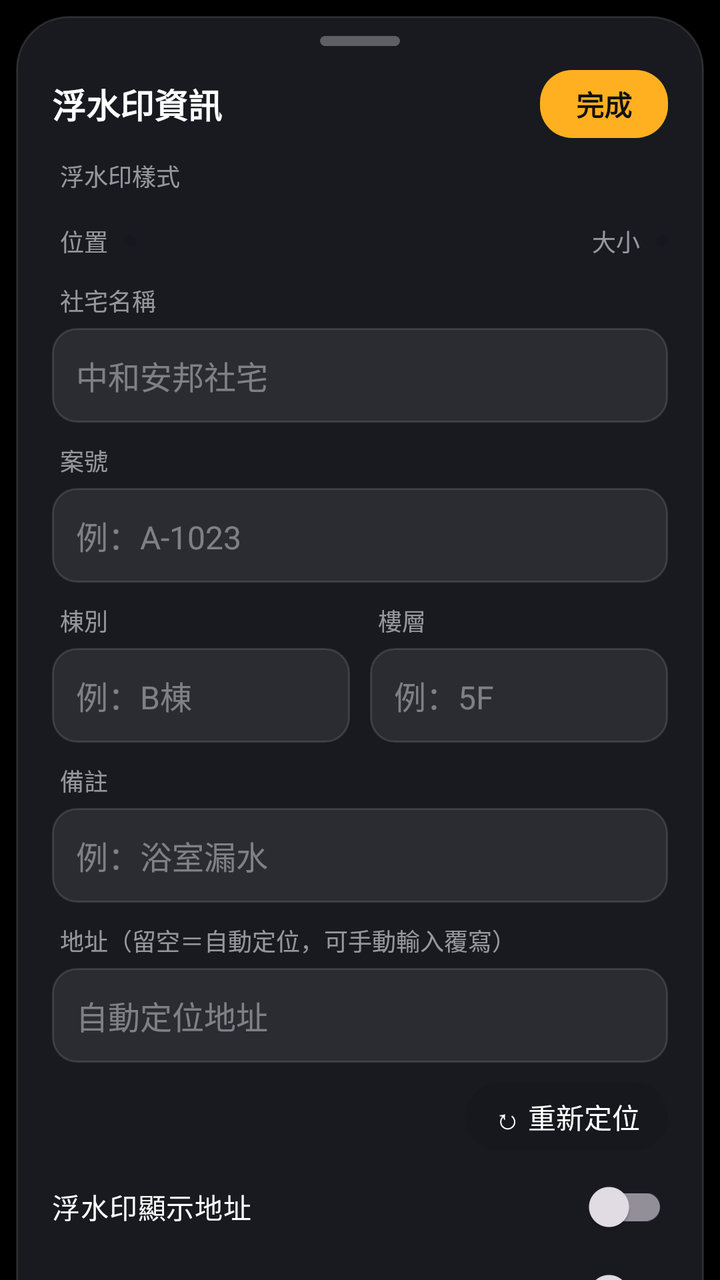
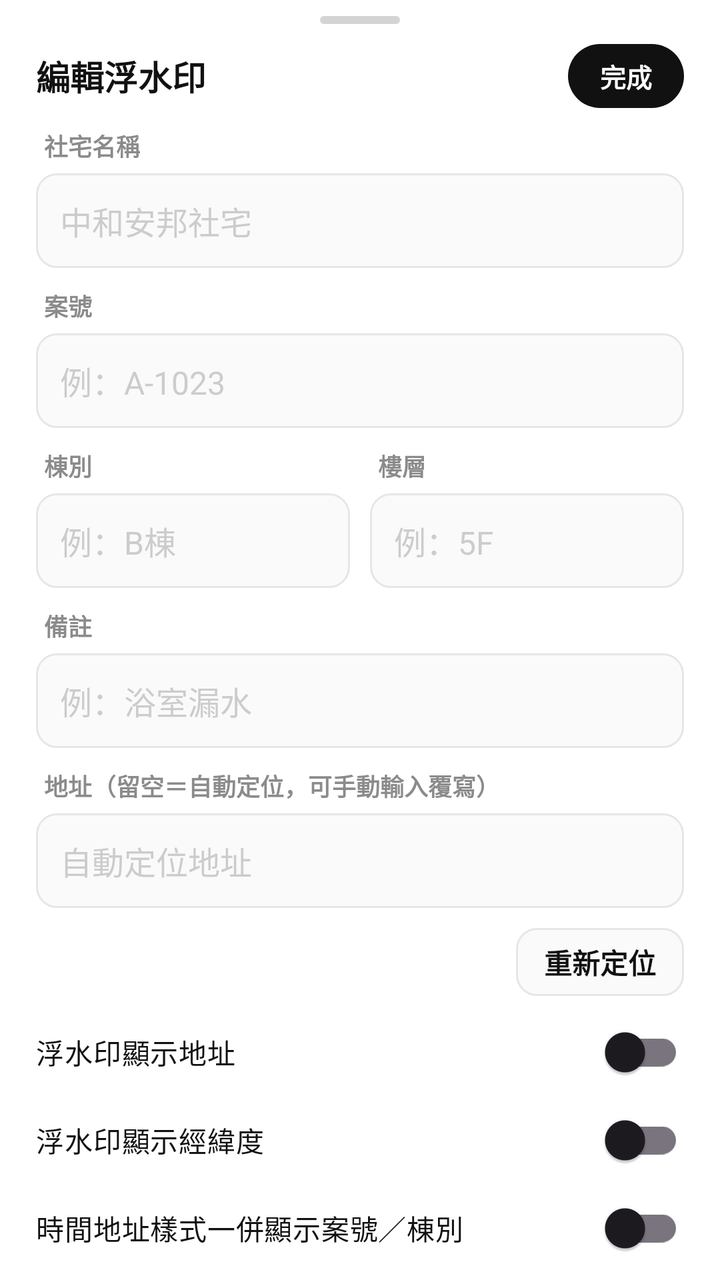

Before-and-after screenshots of an Android layout around one commit, followed by the original layout XML and the change that was made.
<!-- AndroidManifest.xml: application theme AppTheme -->
<!-- res/layout/sheet.xml -->
<?xml version="1.0" encoding="utf-8"?>
<androidx.core.widget.NestedScrollView xmlns:android="http://schemas.android.com/apk/res/android" xmlns:app="http://schemas.android.com/apk/res-auto" android:layout_width="match_parent" android:layout_height="wrap_content">
<LinearLayout android:layout_width="match_parent" android:layout_height="wrap_content"
    android:orientation="vertical" android:background="@drawable/sheet_bg" android:layout_margin="8dp" android:paddingStart="18dp" android:paddingEnd="18dp" android:paddingTop="10dp" android:paddingBottom="16dp">
    <View android:layout_width="40dp" android:layout_height="5dp" android:background="@drawable/grab" android:layout_gravity="center_horizontal" android:layout_marginBottom="12dp"/>
    <LinearLayout android:layout_width="match_parent" android:layout_height="wrap_content" android:gravity="center_vertical" android:layout_marginBottom="10dp">
        <TextView android:layout_width="0dp" android:layout_weight="1" android:layout_height="wrap_content" android:text="浮水印資訊" android:textSize="17sp" android:textStyle="bold" android:textColor="#FFF"/>
        <TextView android:id="@+id/done" android:layout_width="wrap_content" android:layout_height="34dp" android:gravity="center" android:background="@drawable/done_btn" android:paddingStart="18dp" android:paddingEnd="18dp" android:text="完成" android:textColor="#111" android:textStyle="bold"/>
    </LinearLayout>
    <TextView style="@style/FieldLabel" android:text="浮水印樣式"/>
    <HorizontalScrollView android:layout_width="match_parent" android:layout_height="wrap_content" android:scrollbars="none" android:layout_marginBottom="10dp">
        <LinearLayout android:id="@+id/tplRow" android:orientation="horizontal" android:layout_width="wrap_content" android:layout_height="wrap_content"/></HorizontalScrollView>
    <LinearLayout android:layout_width="match_parent" android:layout_height="wrap_content" android:layout_marginBottom="12dp" android:gravity="center_vertical">
        <TextView style="@style/FieldLabel" android:text="位置" android:layout_marginBottom="0dp" android:layout_marginEnd="8dp"/>
        <LinearLayout android:id="@+id/posRow" android:orientation="horizontal" android:layout_width="wrap_content" android:layout_height="wrap_content" android:background="@drawable/glass_pill" android:padding="3dp"/>
        <View android:layout_width="0dp" android:layout_height="1dp" android:layout_weight="1"/>
        <TextView style="@style/FieldLabel" android:text="大小" android:layout_marginBottom="0dp" android:layout_marginEnd="8dp"/>
        <LinearLayout android:id="@+id/sizeRow" android:orientation="horizontal" android:layout_width="wrap_content" android:layout_height="wrap_content" android:background="@drawable/glass_pill" android:padding="3dp"/>
    </LinearLayout>
    <TextView style="@style/FieldLabel" android:text="社宅名稱"/><EditText android:id="@+id/fSite" style="@style/Field" android:hint="中和安邦社宅"/>
    <TextView style="@style/FieldLabel" android:text="案號"/><EditText android:id="@+id/fCase" style="@style/Field" android:hint="例：A-1023"/>
    <LinearLayout android:layout_width="match_parent" android:layout_height="wrap_content">
        <LinearLayout android:layout_width="0dp" android:layout_weight="1" android:layout_height="wrap_content" android:orientation="vertical" android:layout_marginEnd="5dp">
            <TextView style="@style/FieldLabel" android:text="棟別"/><EditText android:id="@+id/fBld" style="@style/Field" android:hint="例：B棟"/></LinearLayout>
        <LinearLayout android:layout_width="0dp" android:layout_weight="1" android:layout_height="wrap_content" android:orientation="vertical" android:layout_marginStart="5dp">
            <TextView style="@style/FieldLabel" android:text="樓層"/><EditText android:id="@+id/fFlr" style="@style/Field" android:hint="例：5F"/></LinearLayout>
    </LinearLayout>
    <TextView style="@style/FieldLabel" android:text="備註"/><EditText android:id="@+id/fNote" style="@style/Field" android:hint="例：浴室漏水"/>
    <TextView style="@style/FieldLabel" android:text="地址（留空＝自動定位，可手動輸入覆寫）"/><EditText android:id="@+id/fAddr" style="@style/Field" android:hint="自動定位地址"/>
    <LinearLayout android:layout_width="match_parent" android:layout_height="wrap_content" android:gravity="center_vertical" android:layout_marginBottom="6dp">
        <TextView android:id="@+id/geoStatus" android:layout_width="0dp" android:layout_weight="1" android:layout_height="wrap_content" android:textColor="#B3FFFFFF" android:textSize="12sp"/>
        <TextView android:id="@+id/refreshLoc" android:layout_width="wrap_content" android:layout_height="34dp" android:gravity="center" android:background="@drawable/glass_pill" android:paddingStart="14dp" android:paddingEnd="14dp" android:text="↻ 重新定位" android:textColor="#FFF"/>
    </LinearLayout>
    <androidx.appcompat.widget.SwitchCompat android:id="@+id/swAddr" android:layout_width="match_parent" android:layout_height="44dp" android:text="浮水印顯示地址" android:textColor="#FFF"/>
    <androidx.appcompat.widget.SwitchCompat android:id="@+id/swGeo" android:layout_width="match_parent" android:layout_height="44dp" android:text="浮水印顯示經緯度" android:textColor="#FFF"/>
</LinearLayout>
</androidx.core.widget.NestedScrollView>
<!-- resources referenced by this layout -->
<resources>
  <!-- drawable done_btn (drawable) -->
  <shape xmlns:android="http://schemas.android.com/apk/res/android"><solid android:color="#FFB020"/><corners android:radius="16dp"/></shape>
  <!-- drawable glass_pill (drawable) -->
  <shape xmlns:android="http://schemas.android.com/apk/res/android"><solid android:color="#9E16181E"/><corners android:radius="18dp"/></shape>
  <!-- drawable grab (drawable) -->
  <shape xmlns:android="http://schemas.android.com/apk/res/android"><solid android:color="#4DFFFFFF"/><corners android:radius="3dp"/><size android:width="40dp" android:height="5dp"/></shape>
  <!-- drawable sheet_bg (drawable) -->
  <shape xmlns:android="http://schemas.android.com/apk/res/android"><solid android:color="#F01A1C22"/><corners android:radius="26dp"/><stroke android:width="1dp" android:color="#1FFFFFFF"/></shape>
  <style name="Field"><item name="android:layout_width">match_parent</item><item name="android:layout_height">wrap_content</item>
          <item name="android:background">@drawable/field</item><item name="android:padding">12dp</item><item name="android:textColor">#FFFFFF</item>
          <item name="android:textColorHint">#66FFFFFF</item><item name="android:textSize">16sp</item><item name="android:singleLine">true</item><item name="android:layout_marginBottom">10dp</item></style>
  <style name="FieldLabel"><item name="android:layout_width">wrap_content</item><item name="android:layout_height">wrap_content</item>
          <item name="android:textColor">#8CFFFFFF</item><item name="android:textSize">12sp</item><item name="android:layout_marginStart">4dp</item><item name="android:layout_marginBottom">5dp</item></style>
  <style name="AppTheme" parent="Theme.Material3.Dark.NoActionBar">
          <item name="android:statusBarColor">@android:color/transparent</item>
          <item name="android:navigationBarColor">@android:color/transparent</item>
          <item name="android:windowBackground">@android:color/black</item>
          <item name="colorPrimary">#FFB020</item>
      </style>
  <!-- drawable field (drawable) -->
  <selector xmlns:android="http://schemas.android.com/apk/res/android">
   <item android:state_focused="true"><shape><solid android:color="#14FFFFFF"/><corners android:radius="12dp"/><stroke android:width="1dp" android:color="#FFB020"/></shape></item>
   <item><shape><solid android:color="#14FFFFFF"/><corners android:radius="12dp"/><stroke android:width="1dp" android:color="#1FFFFFFF"/></shape></item></selector>
</resources>

<!-- the commit's change to res/layout/sheet.xml (unified diff, before → after) -->
@@ -1,21 +1,13 @@
 <?xml version="1.0" encoding="utf-8"?>
-<androidx.core.widget.NestedScrollView xmlns:android="http://schemas.android.com/apk/res/android" xmlns:app="http://schemas.android.com/apk/res-auto" android:layout_width="match_parent" android:layout_height="wrap_content">
+<androidx.core.widget.NestedScrollView xmlns:android="http://schemas.android.com/apk/res/android"
+    android:layout_width="match_parent" android:layout_height="wrap_content">
 <LinearLayout android:layout_width="match_parent" android:layout_height="wrap_content"
-    android:orientation="vertical" android:background="@drawable/sheet_bg" android:layout_margin="8dp" android:paddingStart="18dp" android:paddingEnd="18dp" android:paddingTop="10dp" android:paddingBottom="16dp">
-    <View android:layout_width="40dp" android:layout_height="5dp" android:background="@drawable/grab" android:layout_gravity="center_horizontal" android:layout_marginBottom="12dp"/>
+    android:orientation="vertical" android:background="@drawable/sheet_light"
+    android:paddingStart="18dp" android:paddingEnd="18dp" android:paddingTop="8dp" android:paddingBottom="20dp">
+    <View android:layout_width="40dp" android:layout_height="4dp" android:background="@drawable/grab_light" android:layout_gravity="center_horizontal" android:layout_marginBottom="10dp"/>
     <LinearLayout android:layout_width="match_parent" android:layout_height="wrap_content" android:gravity="center_vertical" android:layout_marginBottom="10dp">
-        <TextView android:layout_width="0dp" android:layout_weight="1" android:layout_height="wrap_content" android:text="浮水印資訊" android:textSize="17sp" android:textStyle="bold" android:textColor="#FFF"/>
-        <TextView android:id="@+id/done" android:layout_width="wrap_content" android:layout_height="34dp" android:gravity="center" android:background="@drawable/done_btn" android:paddingStart="18dp" android:paddingEnd="18dp" android:text="完成" android:textColor="#111" android:textStyle="bold"/>
-    </LinearLayout>
-    <TextView style="@style/FieldLabel" android:text="浮水印樣式"/>
-    <HorizontalScrollView android:layout_width="match_parent" android:layout_height="wrap_content" android:scrollbars="none" android:layout_marginBottom="10dp">
-        <LinearLayout android:id="@+id/tplRow" android:orientation="horizontal" android:layout_width="wrap_content" android:layout_height="wrap_content"/></HorizontalScrollView>
-    <LinearLayout android:layout_width="match_parent" android:layout_height="wrap_content" android:layout_marginBottom="12dp" android:gravity="center_vertical">
-        <TextView style="@style/FieldLabel" android:text="位置" android:layout_marginBottom="0dp" android:layout_marginEnd="8dp"/>
-        <LinearLayout android:id="@+id/posRow" android:orientation="horizontal" android:layout_width="wrap_content" android:layout_height="wrap_content" android:background="@drawable/glass_pill" android:padding="3dp"/>
-        <View android:layout_width="0dp" android:layout_height="1dp" android:layout_weight="1"/>
-        <TextView style="@style/FieldLabel" android:text="大小" android:layout_marginBottom="0dp" android:layout_marginEnd="8dp"/>
-        <LinearLayout android:id="@+id/sizeRow" android:orientation="horizontal" android:layout_width="wrap_content" android:layout_height="wrap_content" android:background="@drawable/glass_pill" android:padding="3dp"/>
+        <TextView android:layout_width="0dp" android:layout_weight="1" android:layout_height="wrap_content" android:text="編輯浮水印" android:textSize="17sp" android:textStyle="bold" android:textColor="#111"/>
+        <TextView android:id="@+id/done" android:layout_width="wrap_content" android:layout_height="32dp" android:gravity="center" android:background="@drawable/done_dark" android:paddingStart="16dp" android:paddingEnd="16dp" android:text="完成" android:textColor="#FFF" android:textStyle="bold" android:textSize="13sp"/>
     </LinearLayout>
     <TextView style="@style/FieldLabel" android:text="社宅名稱"/><EditText android:id="@+id/fSite" style="@style/Field" android:hint="中和安邦社宅"/>
     <TextView style="@style/FieldLabel" android:text="案號"/><EditText android:id="@+id/fCase" style="@style/Field" android:hint="例：A-1023"/>
@@ -28,10 +20,23 @@
     <TextView style="@style/FieldLabel" android:text="備註"/><EditText android:id="@+id/fNote" style="@style/Field" android:hint="例：浴室漏水"/>
     <TextView style="@style/FieldLabel" android:text="地址（留空＝自動定位，可手動輸入覆寫）"/><EditText android:id="@+id/fAddr" style="@style/Field" android:hint="自動定位地址"/>
     <LinearLayout android:layout_width="match_parent" android:layout_height="wrap_content" android:gravity="center_vertical" android:layout_marginBottom="6dp">
-        <TextView android:id="@+id/geoStatus" android:layout_width="0dp" android:layout_weight="1" android:layout_height="wrap_content" android:textColor="#B3FFFFFF" android:textSize="12sp"/>
-        <TextView android:id="@+id/refreshLoc" android:layout_width="wrap_content" android:layout_height="34dp" android:gravity="center" android:background="@drawable/glass_pill" android:paddingStart="14dp" android:paddingEnd="14dp" android:text="↻ 重新定位" android:textColor="#FFF"/>
+        <TextView android:id="@+id/geoStatus" android:layout_width="0dp" android:layout_weight="1" android:layout_height="wrap_content" android:textColor="#888888" android:textSize="12sp"/>
+        <TextView android:id="@+id/refreshLoc" android:layout_width="wrap_content" android:layout_height="34dp" android:gravity="center" android:background="@drawable/field_light" android:paddingStart="14dp" android:paddingEnd="14dp" android:text="重新定位" android:textColor="#111" android:textStyle="bold"/>
     </LinearLayout>
-    <androidx.appcompat.widget.SwitchCompat android:id="@+id/swAddr" android:layout_width="match_parent" android:layout_height="44dp" android:text="浮水印顯示地址" android:textColor="#FFF"/>
-    <androidx.appcompat.widget.SwitchCompat android:id="@+id/swGeo" android:layout_width="match_parent" android:layout_height="44dp" android:text="浮水印顯示經緯度" android:textColor="#FFF"/>
+    <androidx.appcompat.widget.SwitchCompat android:id="@+id/swAddr" android:layout_width="match_parent" android:layout_height="44dp" android:text="浮水印顯示地址" android:textColor="#111"/>
+    <androidx.appcompat.widget.SwitchCompat android:id="@+id/swGeo" android:layout_width="match_parent" android:layout_height="44dp" android:text="浮水印顯示經緯度" android:textColor="#111"/>
+    <androidx.appcompat.widget.SwitchCompat android:id="@+id/swExtra" android:layout_width="match_parent" android:layout_height="wrap_content" android:minHeight="44dp" android:text="時間地址樣式一併顯示案號／棟別" android:textColor="#111"/>
+    <TextView style="@style/FieldLabel" android:text="浮水印位置與大小" android:layout_marginTop="8dp"/>
+    <LinearLayout android:layout_width="match_parent" android:layout_height="wrap_content" android:layout_marginBottom="8dp" android:gravity="center_vertical">
+        <TextView style="@style/FieldLabel" android:text="位置" android:layout_marginBottom="0dp" android:layout_marginEnd="8dp"/>
+        <LinearLayout android:id="@+id/posRow" android:orientation="horizontal" android:layout_width="wrap_content" android:layout_height="wrap_content"/>
+        <View android:layout_width="0dp" android:layout_height="1dp" android:layout_weight="1"/>
+        <TextView style="@style/FieldLabel" android:text="大小" android:layout_marginBottom="0dp" android:layout_marginEnd="8dp"/>
+        <LinearLayout android:id="@+id/sizeRow" android:orientation="horizontal" android:layout_width="wrap_content" android:layout_height="wrap_content"/>
+    </LinearLayout>
+    <TextView style="@style/FieldLabel" android:text="或從主畫面按「範本」選樣式"/>
+    <HorizontalScrollView android:layout_width="match_parent" android:layout_height="wrap_content" android:scrollbars="none" android:visibility="gone">
+        <LinearLayout android:id="@+id/tplRow" android:orientation="horizontal" android:layout_width="wrap_content" android:layout_height="wrap_content"/>
+    </HorizontalScrollView>
 </LinearLayout>
 </androidx.core.widget.NestedScrollView>
<!-- resource entries referenced after the edit -->
@@ -1,27 +1,61 @@
 <!-- resources referenced by this layout -->
 <resources>
-  <!-- drawable done_btn (drawable) -->
-  <shape xmlns:android="http://schemas.android.com/apk/res/android"><solid android:color="#FFB020"/><corners android:radius="16dp"/></shape>
-  <!-- drawable glass_pill (drawable) -->
-  <shape xmlns:android="http://schemas.android.com/apk/res/android"><solid android:color="#9E16181E"/><corners android:radius="18dp"/></shape>
-  <!-- drawable grab (drawable) -->
-  <shape xmlns:android="http://schemas.android.com/apk/res/android"><solid android:color="#4DFFFFFF"/><corners android:radius="3dp"/><size android:width="40dp" android:height="5dp"/></shape>
-  <!-- drawable sheet_bg (drawable) -->
-  <shape xmlns:android="http://schemas.android.com/apk/res/android"><solid android:color="#F01A1C22"/><corners android:radius="26dp"/><stroke android:width="1dp" android:color="#1FFFFFFF"/></shape>
-  <style name="Field"><item name="android:layout_width">match_parent</item><item name="android:layout_height">wrap_content</item>
-          <item name="android:background">@drawable/field</item><item name="android:padding">12dp</item><item name="android:textColor">#FFFFFF</item>
-          <item name="android:textColorHint">#66FFFFFF</item><item name="android:textSize">16sp</item><item name="android:singleLine">true</item><item name="android:layout_marginBottom">10dp</item></style>
-  <style name="FieldLabel"><item name="android:layout_width">wrap_content</item><item name="android:layout_height">wrap_content</item>
-          <item name="android:textColor">#8CFFFFFF</item><item name="android:textSize">12sp</item><item name="android:layout_marginStart">4dp</item><item name="android:layout_marginBottom">5dp</item></style>
-  <style name="AppTheme" parent="Theme.Material3.Dark.NoActionBar">
+  <!-- drawable done_dark (drawable) -->
+  <?xml version="1.0" encoding="utf-8"?>
+  <shape xmlns:android="http://schemas.android.com/apk/res/android" android:shape="rectangle">
+      <solid android:color="#FF111111"/>
+      <corners android:radius="16dp"/>
+  </shape>
+  <!-- drawable field_light (drawable) -->
+  <?xml version="1.0" encoding="utf-8"?>
+  <shape xmlns:android="http://schemas.android.com/apk/res/android" android:shape="rectangle">
+      <solid android:color="#FFFAFAFA"/>
+      <stroke android:width="1dp" android:color="#FFE6E6E6"/>
+      <corners android:radius="10dp"/>
+  </shape>
+  <!-- drawable grab_light (drawable) -->
+  <?xml version="1.0" encoding="utf-8"?>
+  <shape xmlns:android="http://schemas.android.com/apk/res/android" android:shape="rectangle">
+      <solid android:color="#FFD4D4D4"/>
+      <corners android:radius="2dp"/>
+  </shape>
+  <!-- drawable sheet_light (drawable) -->
+  <?xml version="1.0" encoding="utf-8"?>
+  <shape xmlns:android="http://schemas.android.com/apk/res/android" android:shape="rectangle">
+      <solid android:color="#FFFFFFFF"/>
+      <corners android:topLeftRadius="18dp" android:topRightRadius="18dp"/>
+  </shape>
+  <style name="Field">
+          <item name="android:layout_width">match_parent</item>
+          <item name="android:layout_height">wrap_content</item>
+          <item name="android:background">@drawable/field_light</item>
+          <item name="android:padding">12dp</item>
+          <item name="android:textColor">#111111</item>
+          <item name="android:textColorHint">#66888888</item>
+          <item name="android:textSize">16sp</item>
+          <item name="android:singleLine">true</item>
+          <item name="android:layout_marginBottom">10dp</item>
+      </style>
+  <style name="FieldLabel">
+          <item name="android:layout_width">wrap_content</item>
+          <item name="android:layout_height">wrap_content</item>
+          <item name="android:textColor">#8B8B8B</item>
+          <item name="android:textSize">12sp</item>
+          <item name="android:textStyle">bold</item>
+          <item name="android:layout_marginStart">4dp</item>
+          <item name="android:layout_marginBottom">5dp</item>
+      </style>
+  <style name="AppTheme" parent="Theme.Material3.Light.NoActionBar">
           <item name="android:statusBarColor">@android:color/transparent</item>
           <item name="android:navigationBarColor">@android:color/transparent</item>
-          <item name="android:windowBackground">@android:color/black</item>
-          <item name="colorPrimary">#FFB020</item>
+          <item name="android:windowBackground">@android:color/white</item>
+          <item name="colorPrimary">#111111</item>
+          <item name="colorAccent">#34C759</item>
+          <item name="android:timePickerDialogTheme">@style/TimePickerTheme</item>
       </style>
-  <!-- drawable field (drawable) -->
-  <selector xmlns:android="http://schemas.android.com/apk/res/android">
-   <item android:state_focused="true"><shape><solid android:color="#14FFFFFF"/><corners android:radius="12dp"/><stroke android:width="1dp" android:color="#FFB020"/></shape></item>
-   <item><shape><solid android:color="#14FFFFFF"/><corners android:radius="12dp"/><stroke android:width="1dp" android:color="#1FFFFFFF"/></shape></item></selector>
+  <style name="TimePickerTheme" parent="ThemeOverlay.Material3.MaterialCalendar">
+          <item name="colorPrimary">#111111</item>
+          <item name="android:windowBackground">@android:color/white</item>
+      </style>
 </resources>
 
